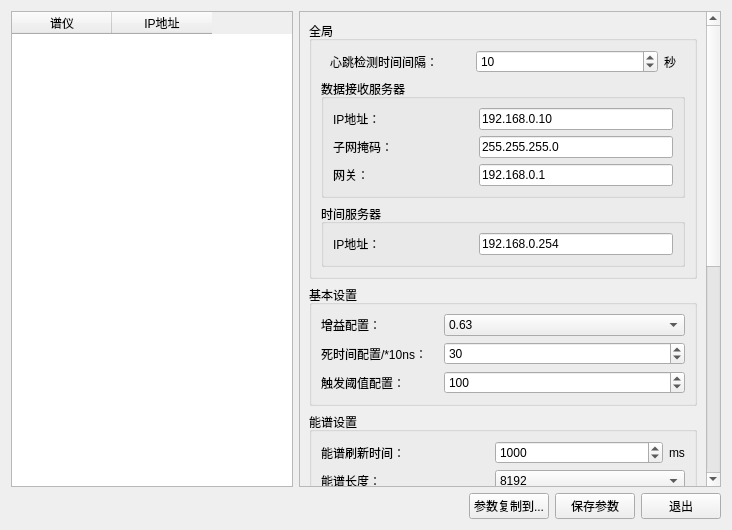
This is detsettingwindow.ui in MrXiaomao/ZrActivationPro as Qt 5 draws it before an edit. The edited form follows.
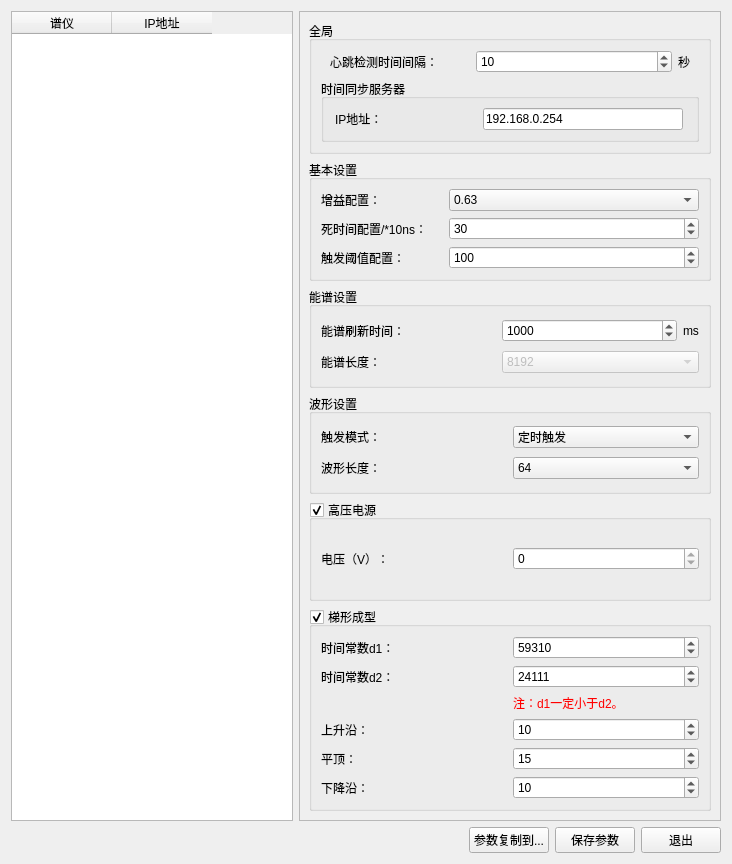
This is the edited form.

```diff
--- a/detsettingwindow.ui
+++ b/detsettingwindow.ui
@@ -7,7 +7,7 @@
     <x>0</x>
     <y>0</y>
     <width>732</width>
-    <height>530</height>
+    <height>864</height>
    </rect>
   </property>
   <property name="windowTitle">
@@ -24,8 +24,8 @@
        <rect>
         <x>0</x>
         <y>0</y>
-        <width>406</width>
-        <height>801</height>
+        <width>423</width>
+        <height>815</height>
        </rect>
       </property>
       <property name="styleSheet">
@@ -96,130 +96,10 @@
             </item>
            </layout>
           </item>
-          <item>
-           <widget class="QGroupBox" name="groupBox_5">
-            <property name="title">
-             <string>数据接收服务器</string>
-            </property>
-            <layout class="QGridLayout" name="gridLayout_7">
-             <item row="0" column="0">
-              <widget class="QLabel" name="label_4">
-               <property name="minimumSize">
-                <size>
-                 <width>140</width>
-                 <height>0</height>
-                </size>
-               </property>
-               <property name="maximumSize">
-                <size>
-                 <width>140</width>
-                 <height>16777215</height>
-                </size>
-               </property>
-               <property name="text">
-                <string>IP地址：</string>
-               </property>
-              </widget>
-             </item>
-             <item row="0" column="1">
-              <widget class="QLineEdit" name="lineEdit_srvIp">
-               <property name="sizePolicy">
-                <sizepolicy hsizetype="Fixed" vsizetype="Fixed">
-                 <horstretch>0</horstretch>
-                 <verstretch>0</verstretch>
-                </sizepolicy>
-               </property>
-               <property name="maximumSize">
-                <size>
-                 <width>200</width>
-                 <height>16777215</height>
-                </size>
-               </property>
-               <property name="text">
-                <string>192.168.0.10</string>
-               </property>
-               <property name="maxLength">
-                <number>15</number>
-               </property>
-              </widget>
-             </item>
-             <item row="1" column="0">
-              <widget class="QLabel" name="label_5">
-               <property name="minimumSize">
-                <size>
-                 <width>131</width>
-                 <height>0</height>
-                </size>
-               </property>
-               <property name="text">
-                <string>子网掩码：</string>
-               </property>
-              </widget>
-             </item>
-             <item row="1" column="1">
-              <widget class="QLineEdit" name="lineEdit_srvSubnetMask">
-               <property name="sizePolicy">
-                <sizepolicy hsizetype="Fixed" vsizetype="Fixed">
-                 <horstretch>0</horstretch>
-                 <verstretch>0</verstretch>
-                </sizepolicy>
-               </property>
-               <property name="maximumSize">
-                <size>
-                 <width>200</width>
-                 <height>16777215</height>
-                </size>
-               </property>
-               <property name="text">
-                <string>255.255.255.0</string>
-               </property>
-               <property name="maxLength">
-                <number>15</number>
-               </property>
-              </widget>
-             </item>
-             <item row="2" column="0">
-              <widget class="QLabel" name="label_6">
-               <property name="minimumSize">
-                <size>
-                 <width>131</width>
-                 <height>0</height>
-                </size>
-               </property>
-               <property name="text">
-                <string>网关：</string>
-               </property>
-              </widget>
-             </item>
-             <item row="2" column="1">
-              <widget class="QLineEdit" name="lineEdit_srvGateway">
-               <property name="sizePolicy">
-                <sizepolicy hsizetype="Fixed" vsizetype="Fixed">
-                 <horstretch>0</horstretch>
-                 <verstretch>0</verstretch>
-                </sizepolicy>
-               </property>
-               <property name="maximumSize">
-                <size>
-                 <width>200</width>
-                 <height>16777215</height>
-                </size>
-               </property>
-               <property name="text">
-                <string>192.168.0.1</string>
-               </property>
-               <property name="maxLength">
-                <number>15</number>
-               </property>
-              </widget>
-             </item>
-            </layout>
-           </widget>
-          </item>
           <item>
            <widget class="QGroupBox" name="groupBox_6">
             <property name="title">
-             <string>时间服务器</string>
+             <string>时间同步服务器</string>
             </property>
             <layout class="QGridLayout" name="gridLayout_8">
              <item row="0" column="1">
@@ -427,7 +307,7 @@
           <item row="1" column="1" colspan="2">
            <widget class="QComboBox" name="comboBox_spectrumLength">
             <property name="enabled">
-             <bool>true</bool>
+             <bool>false</bool>
             </property>
             <property name="currentIndex">
              <number>3</number>
@@ -530,7 +410,7 @@
           <item>
            <widget class="QLabel" name="label_15">
             <property name="text">
-             <string>DAC输出电平：</string>
+             <string>电压（V）：</string>
             </property>
            </widget>
           </item>
@@ -575,7 +455,7 @@
              <number>65535</number>
             </property>
             <property name="value">
-             <number>0</number>
+             <number>59310</number>
             </property>
            </widget>
           </item>
@@ -594,6 +474,9 @@
             <property name="singleStep">
              <number>100</number>
             </property>
+            <property name="value">
+             <number>24111</number>
+            </property>
            </widget>
           </item>
           <item row="2" column="1">
@@ -619,7 +502,7 @@
              <number>255</number>
             </property>
             <property name="value">
-             <number>15</number>
+             <number>10</number>
             </property>
            </widget>
           </item>
@@ -653,7 +536,7 @@
              <number>255</number>
             </property>
             <property name="value">
-             <number>15</number>
+             <number>10</number>
             </property>
            </widget>
           </item>
```
